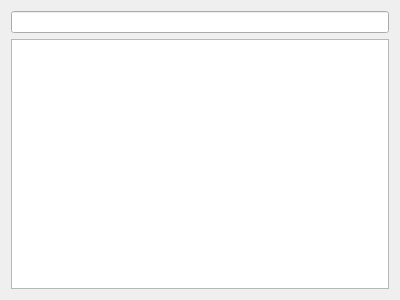
Qt form ui/TestForm.ui (theHamsta/QCommandPalette) before a commit.
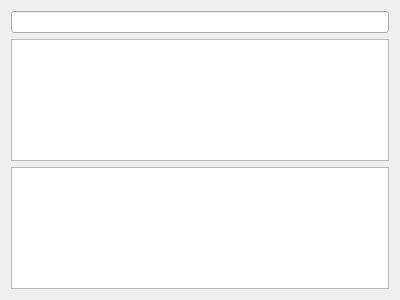
The same form after that commit.

Patch:
```diff
--- a/ui/TestForm.ui
+++ b/ui/TestForm.ui
@@ -20,6 +20,9 @@
    <item>
     <widget class="QListWidget" name="listWidget"/>
    </item>
+   <item>
+    <widget class="QListView" name="listView"/>
+   </item>
   </layout>
  </widget>
  <resources/>
```
